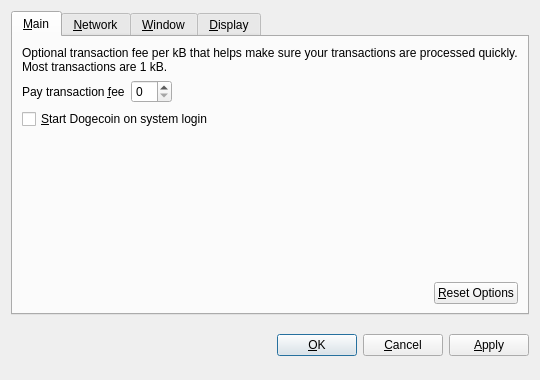
The window that src/qt/forms/optionsdialog.ui (wojenny/polishcoin) describes before a commit, drawn with Qt 5.
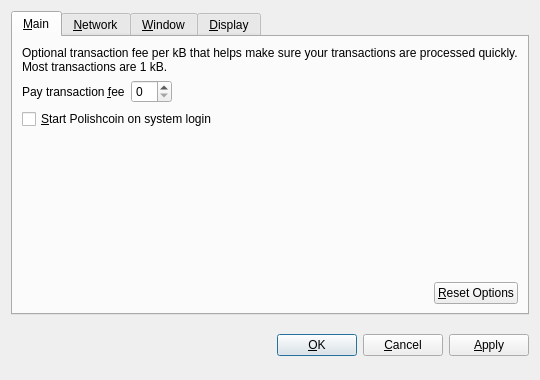
The same window after the commit. Custom widgets are drawn as their Qt base class.

```diff
--- a/src/qt/forms/optionsdialog.ui
+++ b/src/qt/forms/optionsdialog.ui
@@ -82,7 +82,7 @@
           <string>Automatically start Dogecoin after logging in to the system.</string>
          </property>
          <property name="text">
-          <string>&amp;Start Dogecoin on system login</string>
+          <string>&amp;Start Polishcoin on system login</string>
          </property>
         </widget>
        </item>
```
Left out of the diff: 10 changed lines with no effect on the pictures.
